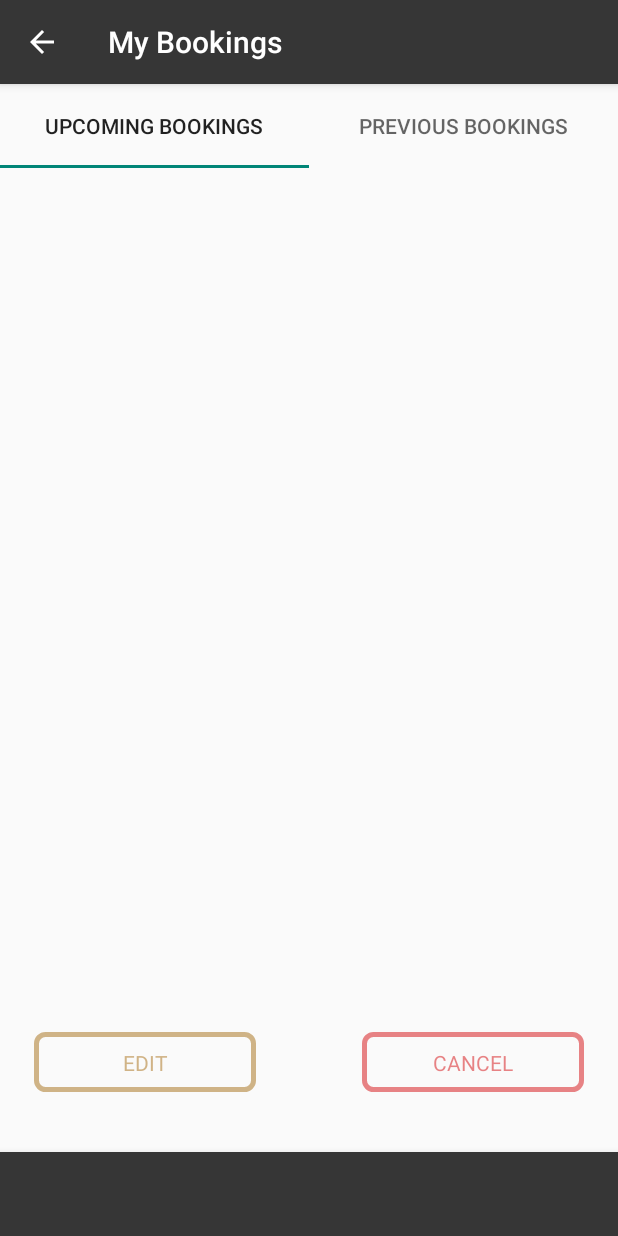
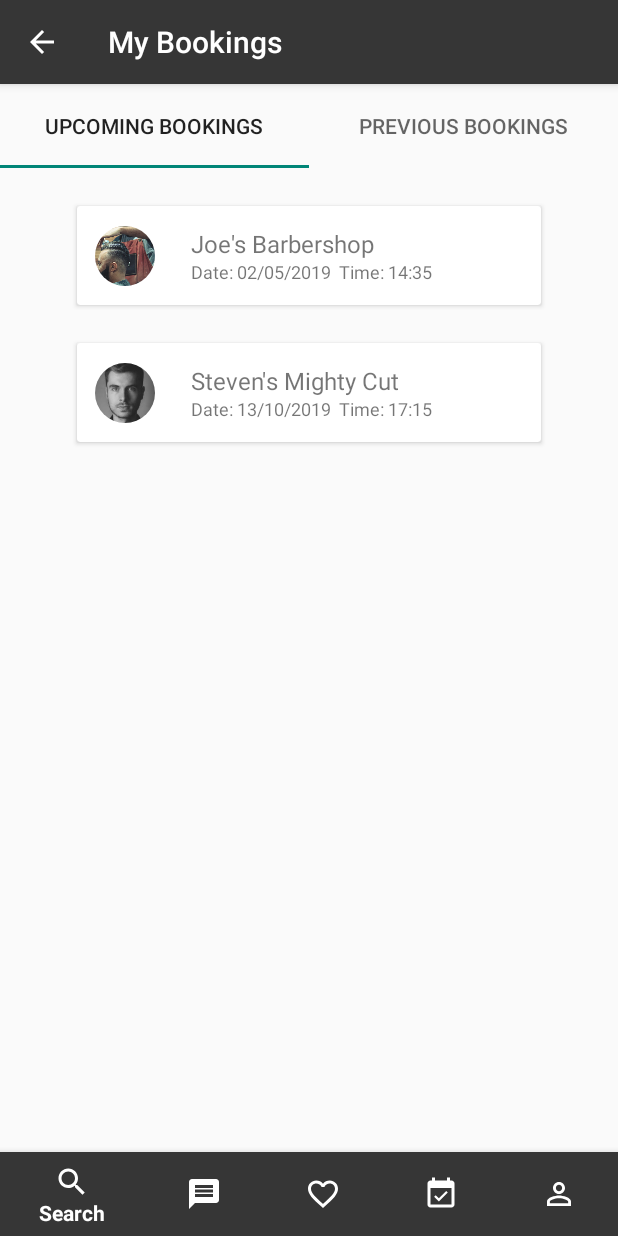
Before and after one commit to BarbershopPal/BarbershopPal, an Android app: the MainActivity screen opened directly, with no data from a screen before it, after a tap on an icon or button, on a phone screen of 412 x 824 dp. Run offline under Robolectric (Android 15) with nearby library versions, the phone set to English and light mode, and no system bars; our stand-ins replace CircleImageView.

Commit message:
AND-2_FirstCommit: Created bottomNav and more done on BookingHostFragment

```diff
--- a/app/src/main/java/com/example/barbershoppal/MainActivity.kt
+++ b/app/src/main/java/com/example/barbershoppal/MainActivity.kt
@@ -2,11 +2,13 @@ package com.example.barbershoppal
 
 import android.support.v7.app.AppCompatActivity
 import android.os.Bundle
+import android.support.design.widget.BottomNavigationView
 import android.support.v4.view.ViewPager
 import android.util.Log
 import kotlinx.android.synthetic.main.activity_main.*
 
 class MainActivity : AppCompatActivity() {
+
 
     override fun onCreate(savedInstanceState: Bundle?) {
         super.onCreate(savedInstanceState)
@@ -14,4 +16,8 @@ class MainActivity : AppCompatActivity() {
 
 
     }
+
+    private fun setUpBottomNavigation() {
+
+    }
 }
--- /dev/null
+++ b/app/src/main/java/com/example/barbershoppal/ui/screen/BottomNav.kt
@@ -0,0 +1,12 @@
+package com.example.barbershoppal.ui.screen
+
+import android.support.design.widget.BottomNavigationView
+import android.view.View
+import androidx.navigation.NavController
+
+class BottomNav(
+    private val navController: NavController,
+    private val view: View,
+    private val bottomNav: BottomNavigationView
+) {
+}
--- /dev/null
+++ b/app/src/main/res/drawable/ic_bookings.xml
@@ -0,0 +1,5 @@
+<vector android:height="24dp" android:tint="#FFFFFF"
+    android:viewportHeight="24.0" android:viewportWidth="24.0"
+    android:width="24dp" xmlns:android="http://schemas.android.com/apk/res/android">
+    <path android:fillColor="#FF000000" android:pathData="M14,10L2,10v2h12v-2zM14,6L2,6v2h12L14,6zM2,16h8v-2L2,14v2zM21.5,11.5L23,13l-6.99,7 -4.51,-4.5L13,14l3.01,3 5.49,-5.5z"/>
+</vector>
--- /dev/null
+++ b/app/src/main/res/drawable/ic_bookings2.xml
@@ -0,0 +1,5 @@
+<vector android:height="24dp" android:tint="#FFFFFF"
+    android:viewportHeight="24.0" android:viewportWidth="24.0"
+    android:width="24dp" xmlns:android="http://schemas.android.com/apk/res/android">
+    <path android:fillColor="#FF000000" android:pathData="M19,2h-4.18C14.4,0.84 13.3,0 12,0c-1.3,0 -2.4,0.84 -2.82,2L5,2c-1.1,0 -2,0.9 -2,2v16c0,1.1 0.9,2 2,2h14c1.1,0 2,-0.9 2,-2L21,4c0,-1.1 -0.9,-2 -2,-2zM12,2c0.55,0 1,0.45 1,1s-0.45,1 -1,1 -1,-0.45 -1,-1 0.45,-1 1,-1zM19,20L5,20L5,4h2v3h10L17,4h2v16z"/>
+</vector>
--- /dev/null
+++ b/app/src/main/res/drawable/ic_bookings4.xml
@@ -0,0 +1,5 @@
+<vector android:height="24dp" android:tint="#FFFFFF"
+    android:viewportHeight="24.0" android:viewportWidth="24.0"
+    android:width="24dp" xmlns:android="http://schemas.android.com/apk/res/android">
+    <path android:fillColor="#FF000000" android:pathData="M16.53,11.06L15.47,10l-4.88,4.88 -2.12,-2.12 -1.06,1.06L10.59,17l5.94,-5.94zM19,3h-1L18,1h-2v2L8,3L8,1L6,1v2L5,3c-1.11,0 -1.99,0.9 -1.99,2L3,19c0,1.1 0.89,2 2,2h14c1.1,0 2,-0.9 2,-2L21,5c0,-1.1 -0.9,-2 -2,-2zM19,19L5,19L5,8h14v11z"/>
+</vector>
--- /dev/null
+++ b/app/src/main/res/drawable/ic_favorite.xml
@@ -0,0 +1,5 @@
+<vector android:height="24dp" android:tint="#FFFFFF"
+    android:viewportHeight="24.0" android:viewportWidth="24.0"
+    android:width="24dp" xmlns:android="http://schemas.android.com/apk/res/android">
+    <path android:fillColor="#FF000000" android:pathData="M16.5,3c-1.74,0 -3.41,0.81 -4.5,2.09C10.91,3.81 9.24,3 7.5,3 4.42,3 2,5.42 2,8.5c0,3.78 3.4,6.86 8.55,11.54L12,21.35l1.45,-1.32C18.6,15.36 22,12.28 22,8.5 22,5.42 19.58,3 16.5,3zM12.1,18.55l-0.1,0.1 -0.1,-0.1C7.14,14.24 4,11.39 4,8.5 4,6.5 5.5,5 7.5,5c1.54,0 3.04,0.99 3.57,2.36h1.87C13.46,5.99 14.96,5 16.5,5c2,0 3.5,1.5 3.5,3.5 0,2.89 -3.14,5.74 -7.9,10.05z"/>
+</vector>
--- /dev/null
+++ b/app/src/main/res/drawable/ic_favorite_filled.xml
@@ -0,0 +1,5 @@
+<vector android:height="24dp" android:tint="#FFFFFF"
+    android:viewportHeight="24.0" android:viewportWidth="24.0"
+    android:width="24dp" xmlns:android="http://schemas.android.com/apk/res/android">
+    <path android:fillColor="#FF000000" android:pathData="M12,21.35l-1.45,-1.32C5.4,15.36 2,12.28 2,8.5 2,5.42 4.42,3 7.5,3c1.74,0 3.41,0.81 4.5,2.09C13.09,3.81 14.76,3 16.5,3 19.58,3 22,5.42 22,8.5c0,3.78 -3.4,6.86 -8.55,11.54L12,21.35z"/>
+</vector>
--- /dev/null
+++ b/app/src/main/res/drawable/ic_home.xml
@@ -0,0 +1,5 @@
+<vector android:height="24dp" android:tint="#FFFFFF"
+    android:viewportHeight="24.0" android:viewportWidth="24.0"
+    android:width="24dp" xmlns:android="http://schemas.android.com/apk/res/android">
+    <path android:fillColor="#FF000000" android:pathData="M10,20v-6h4v6h5v-8h3L12,3 2,12h3v8z"/>
+</vector>
--- /dev/null
+++ b/app/src/main/res/drawable/ic_message.xml
@@ -0,0 +1,5 @@
+<vector android:height="24dp" android:tint="#FFFFFF"
+    android:viewportHeight="24.0" android:viewportWidth="24.0"
+    android:width="24dp" xmlns:android="http://schemas.android.com/apk/res/android">
+    <path android:fillColor="#FF000000" android:pathData="M20,2L4,2c-1.1,0 -1.99,0.9 -1.99,2L2,22l4,-4h14c1.1,0 2,-0.9 2,-2L22,4c0,-1.1 -0.9,-2 -2,-2zM18,14L6,14v-2h12v2zM18,11L6,11L6,9h12v2zM18,8L6,8L6,6h12v2z"/>
+</vector>
--- /dev/null
+++ b/app/src/main/res/drawable/ic_message2.xml
@@ -0,0 +1,5 @@
+<vector android:height="24dp" android:tint="#FFFFFF"
+    android:viewportHeight="24.0" android:viewportWidth="24.0"
+    android:width="24dp" xmlns:android="http://schemas.android.com/apk/res/android">
+    <path android:fillColor="#FF000000" android:pathData="M21,6h-2v9L6,15v2c0,0.55 0.45,1 1,1h11l4,4L22,7c0,-0.55 -0.45,-1 -1,-1zM17,12L17,3c0,-0.55 -0.45,-1 -1,-1L3,2c-0.55,0 -1,0.45 -1,1v14l4,-4h10c0.55,0 1,-0.45 1,-1z"/>
+</vector>
--- /dev/null
+++ b/app/src/main/res/drawable/ic_message3.xml
@@ -0,0 +1,5 @@
+<vector android:height="24dp" android:tint="#FFFFFF"
+    android:viewportHeight="24.0" android:viewportWidth="24.0"
+    android:width="24dp" xmlns:android="http://schemas.android.com/apk/res/android">
+    <path android:fillColor="#FF000000" android:pathData="M20,2L4,2c-1.1,0 -2,0.9 -2,2v18l4,-4h14c1.1,0 2,-0.9 2,-2L22,4c0,-1.1 -0.9,-2 -2,-2zM20,16L6,16l-2,2L4,4h16v12z"/>
+</vector>
--- /dev/null
+++ b/app/src/main/res/drawable/ic_person.xml
@@ -0,0 +1,5 @@
+<vector android:height="24dp" android:tint="#FFFFFF"
+    android:viewportHeight="24.0" android:viewportWidth="24.0"
+    android:width="24dp" xmlns:android="http://schemas.android.com/apk/res/android">
+    <path android:fillColor="#FF000000" android:pathData="M12,5.9c1.16,0 2.1,0.94 2.1,2.1s-0.94,2.1 -2.1,2.1S9.9,9.16 9.9,8s0.94,-2.1 2.1,-2.1m0,9c2.97,0 6.1,1.46 6.1,2.1v1.1L5.9,18.1L5.9,17c0,-0.64 3.13,-2.1 6.1,-2.1M12,4C9.79,4 8,5.79 8,8s1.79,4 4,4 4,-1.79 4,-4 -1.79,-4 -4,-4zM12,13c-2.67,0 -8,1.34 -8,4v3h16v-3c0,-2.66 -5.33,-4 -8,-4z"/>
+</vector>
--- /dev/null
+++ b/app/src/main/res/drawable/ic_person_filled.xml
@@ -0,0 +1,5 @@
+<vector android:height="24dp" android:tint="#FFFFFF"
+    android:viewportHeight="24.0" android:viewportWidth="24.0"
+    android:width="24dp" xmlns:android="http://schemas.android.com/apk/res/android">
+    <path android:fillColor="#FF000000" android:pathData="M12,12c2.21,0 4,-1.79 4,-4s-1.79,-4 -4,-4 -4,1.79 -4,4 1.79,4 4,4zM12,14c-2.67,0 -8,1.34 -8,4v2h16v-2c0,-2.66 -5.33,-4 -8,-4z"/>
+</vector>
--- /dev/null
+++ b/app/src/main/res/drawable/ic_search.xml
@@ -0,0 +1,5 @@
+<vector android:height="24dp" android:tint="#FFFFFF"
+    android:viewportHeight="24.0" android:viewportWidth="24.0"
+    android:width="24dp" xmlns:android="http://schemas.android.com/apk/res/android">
+    <path android:fillColor="#FF000000" android:pathData="M15.5,14h-0.79l-0.28,-0.27C15.41,12.59 16,11.11 16,9.5 16,5.91 13.09,3 9.5,3S3,5.91 3,9.5 5.91,16 9.5,16c1.61,0 3.09,-0.59 4.23,-1.57l0.27,0.28v0.79l5,4.99L20.49,19l-4.99,-5zM9.5,14C7.01,14 5,11.99 5,9.5S7.01,5 9.5,5 14,7.01 14,9.5 11.99,14 9.5,14z"/>
+</vector>
--- /dev/null
+++ b/app/src/main/res/drawable/ic_settings_filled.xml
@@ -0,0 +1,5 @@
+<vector android:height="24dp" android:tint="#FFFFFF"
+    android:viewportHeight="24" android:viewportWidth="24"
+    android:width="24dp" xmlns:android="http://schemas.android.com/apk/res/android">
+    <path android:fillColor="#FF000000" android:pathData="M19.1,12.9a2.8,2.8 0,0 0,0.1 -0.9,2.8 2.8,0 0,0 -0.1,-0.9l2.1,-1.6a0.7,0.7 0,0 0,0.1 -0.6L19.4,5.5a0.7,0.7 0,0 0,-0.6 -0.2l-2.4,1a6.5,6.5 0,0 0,-1.6 -0.9l-0.4,-2.6a0.5,0.5 0,0 0,-0.5 -0.4H10.1a0.5,0.5 0,0 0,-0.5 0.4L9.3,5.4a5.6,5.6 0,0 0,-1.7 0.9l-2.4,-1a0.4,0.4 0,0 0,-0.5 0.2l-2,3.4c-0.1,0.2 0,0.4 0.2,0.6l2,1.6a2.8,2.8 0,0 0,-0.1 0.9,2.8 2.8,0 0,0 0.1,0.9L2.8,14.5a0.7,0.7 0,0 0,-0.1 0.6l1.9,3.4a0.7,0.7 0,0 0,0.6 0.2l2.4,-1a6.5,6.5 0,0 0,1.6 0.9l0.4,2.6a0.5,0.5 0,0 0,0.5 0.4h3.8a0.5,0.5 0,0 0,0.5 -0.4l0.3,-2.6a5.6,5.6 0,0 0,1.7 -0.9l2.4,1a0.4,0.4 0,0 0,0.5 -0.2l2,-3.4c0.1,-0.2 0,-0.4 -0.2,-0.6ZM12,15.6A3.6,3.6 0,1 1,15.6 12,3.6 3.6,0 0,1 12,15.6Z"/>
+</vector>
--- a/app/src/main/res/layout/activity_main.xml
+++ b/app/src/main/res/layout/activity_main.xml
@@ -18,4 +18,14 @@
         app:layout_constraintTop_toTopOf="parent"
         app:navGraph="@navigation/nav_graph" />
 
+    <android.support.design.widget.BottomNavigationView
+        android:id="@+id/bottomNav"
+        android:layout_width="match_parent"
+        android:layout_height="wrap_content"
+        android:background="@color/brown"
+        app:itemTextColor="@color/white"
+        app:menu="@menu/bottom_navigation_menu"
+        app:itemIconTint="@color/white"
+        app:layout_constraintBottom_toBottomOf="parent"/>
+
 </android.support.constraint.ConstraintLayout>
--- a/app/src/main/res/layout/bottom_nav.xml
+++ /dev/null
@@ -1,8 +0,0 @@
-<?xml version="1.0" encoding="utf-8"?>
-<android.support.design.widget.BottomNavigationView xmlns:android="http://schemas.android.com/apk/res/android"
-    android:layout_width="match_parent"
-    android:layout_height="wrap_content"
-    android:background="@color/brown"
-    android:layout_gravity="bottom">
-
-</android.support.design.widget.BottomNavigationView>
--- a/app/src/main/res/layout/upcoming_bookings_fragment.xml
+++ b/app/src/main/res/layout/upcoming_bookings_fragment.xml
@@ -1,18 +1,114 @@
 <?xml version="1.0" encoding="utf-8"?>
 <android.support.constraint.ConstraintLayout xmlns:android="http://schemas.android.com/apk/res/android"
+    xmlns:app="http://schemas.android.com/apk/res-auto"
     android:layout_width="match_parent"
-    android:layout_height="match_parent"
-    xmlns:app="http://schemas.android.com/apk/res-auto">
+    android:layout_height="match_parent">
 
-    <android.support.v7.widget.RecyclerView
+    <!--<android.support.v7.widget.RecyclerView
         android:id="@+id/notificationsRecyclerView"
         android:layout_width="match_parent"
         android:layout_height="wrap_content"
         app:layout_constraintLeft_toLeftOf="parent"
         app:layout_constraintRight_toRightOf="parent"
-        app:layout_constraintTop_toTopOf="parent" />
+        app:layout_constraintTop_toTopOf="parent" />-->
 
-    <View
+    <android.support.v7.widget.CardView
+        android:id="@+id/firstCard"
+        android:layout_width="309dp"
+        android:layout_height="66dp"
+        android:layout_marginTop="25dp"
+        app:layout_constraintLeft_toLeftOf="parent"
+        app:layout_constraintRight_toRightOf="parent"
+        app:layout_constraintTop_toTopOf="parent">
+
+        <android.support.constraint.ConstraintLayout
+            android:layout_width="match_parent"
+            android:layout_height="match_parent">
+
+            <de.hdodenhof.circleimageview.CircleImageView
+                android:id="@+id/imgAvatar"
+                android:layout_width="40dp"
+                android:layout_height="40dp"
+                android:layout_marginVertical="8dp"
+                android:layout_marginLeft="12dp"
+                android:src="@drawable/launcher_image"
+                app:layout_constraintBottom_toBottomOf="parent"
+                app:layout_constraintLeft_toLeftOf="parent"
+                app:layout_constraintTop_toTopOf="parent" />
+
+            <TextView
+                android:id="@+id/barberShopName"
+                android:layout_width="wrap_content"
+                android:layout_height="wrap_content"
+                android:layout_marginLeft="24dp"
+                android:layout_marginTop="14dp"
+                android:text="Joe's Barbershop"
+                android:textSize="16sp"
+                app:layout_constraintLeft_toRightOf="@id/imgAvatar"
+                app:layout_constraintTop_toTopOf="parent" />
+
+            <TextView
+                android:layout_width="wrap_content"
+                android:layout_height="wrap_content"
+                android:text="Date: 02/05/2019  Time: 14:35"
+                android:layout_marginBottom="14dp"
+                android:textSize="12sp"
+                app:layout_constraintLeft_toLeftOf="@id/barberShopName"
+                app:layout_constraintBottom_toBottomOf="parent"/>
+
+        </android.support.constraint.ConstraintLayout>
+
+    </android.support.v7.widget.CardView>
+
+    <android.support.v7.widget.CardView
+        android:id="@+id/secondCard"
+        android:layout_width="309dp"
+        android:layout_height="66dp"
+        android:layout_marginTop="25dp"
+        app:layout_constraintLeft_toLeftOf="parent"
+        app:layout_constraintRight_toRightOf="parent"
+        app:layout_constraintTop_toBottomOf="@id/firstCard">
+
+        <android.support.constraint.ConstraintLayout
+            android:layout_width="match_parent"
+            android:layout_height="match_parent">
+
+            <de.hdodenhof.circleimageview.CircleImageView
+                android:id="@+id/imgAvatar2"
+                android:layout_width="40dp"
+                android:layout_height="40dp"
+                android:layout_marginVertical="8dp"
+                android:layout_marginLeft="12dp"
+                android:src="@drawable/create_account_image"
+                app:layout_constraintBottom_toBottomOf="parent"
+                app:layout_constraintLeft_toLeftOf="parent"
+                app:layout_constraintTop_toTopOf="parent" />
+
+            <TextView
+                android:id="@+id/barberShopName2"
+                android:layout_width="wrap_content"
+                android:layout_height="wrap_content"
+                android:layout_marginLeft="24dp"
+                android:layout_marginTop="14dp"
+                android:text="Steven's Mighty Cut"
+                android:textSize="16sp"
+                app:layout_constraintLeft_toRightOf="@id/imgAvatar2"
+                app:layout_constraintTop_toTopOf="parent" />
+
+            <TextView
+                android:layout_width="wrap_content"
+                android:layout_height="wrap_content"
+                android:text="Date: 13/10/2019  Time: 17:15"
+                android:layout_marginBottom="14dp"
+                android:textSize="12sp"
+                app:layout_constraintLeft_toLeftOf="@id/barberShopName2"
+                app:layout_constraintBottom_toBottomOf="parent"/>
+
+        </android.support.constraint.ConstraintLayout>
+
+    </android.support.v7.widget.CardView>
+
+    <!--<View
         android:id="@+id/btnCancel"
         android:layout_width="148dp"
         android:layout_height="40dp"
@@ -56,7 +152,7 @@
         app:layout_constraintBottom_toBottomOf="@id/btnEdit"
         app:layout_constraintLeft_toLeftOf="@id/btnEdit"
         app:layout_constraintRight_toRightOf="@id/btnEdit"
-        app:layout_constraintTop_toTopOf="@id/btnEdit" />
+        app:layout_constraintTop_toTopOf="@id/btnEdit" />-->
 
 
 </android.support.constraint.ConstraintLayout>
--- /dev/null
+++ b/app/src/main/res/menu/bottom_navigation_menu.xml
@@ -0,0 +1,35 @@
+<?xml version="1.0" encoding="utf-8"?>
+<menu xmlns:android="http://schemas.android.com/apk/res/android"
+    xmlns:app="http://schemas.android.com/apk/res-auto">
+
+    <!--<item
+        android:id="@+id/home"
+        android:icon="@drawable/ic_home"
+        android:title="Home" />-->
+
+    <item
+        android:id="@+id/search"
+        android:icon="@drawable/ic_search"
+        android:title="Search" />
+
+    <item
+        android:id="@+id/inbox"
+        android:icon="@drawable/ic_message"
+        android:title="Inbox" />
+
+    <item
+        android:id="@+id/favourites"
+        android:icon="@drawable/ic_favorite"
+        android:title="Favourites" />
+
+    <item
+        android:id="@+id/bookings"
+        android:icon="@drawable/ic_bookings4"
+        android:title="Bookings" />
+
+    <item
+        android:id="@+id/account"
+        android:icon="@drawable/ic_person"
+        android:title="Account" />
+
+</menu>
```
